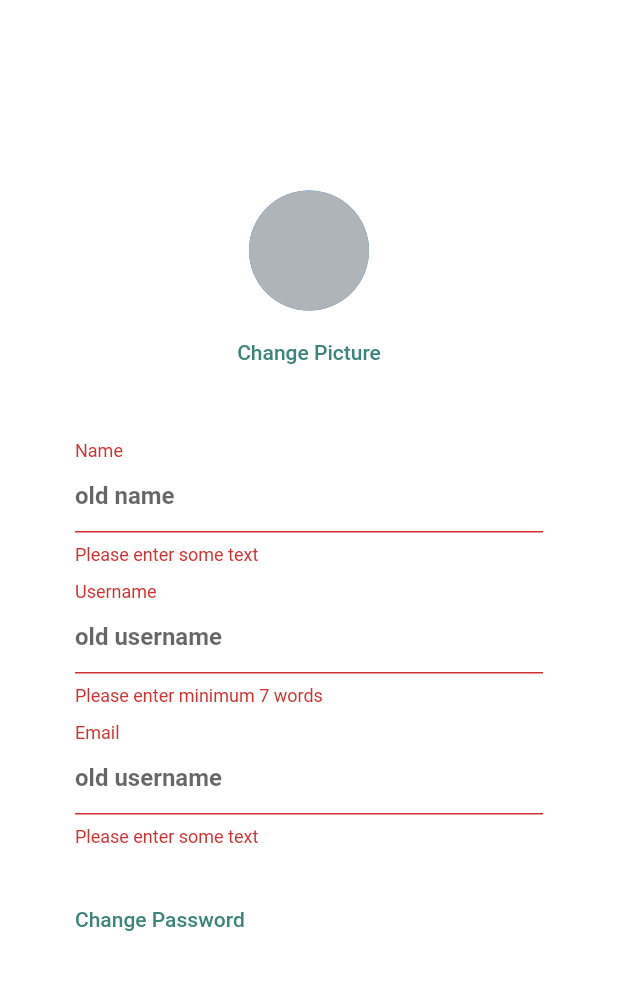
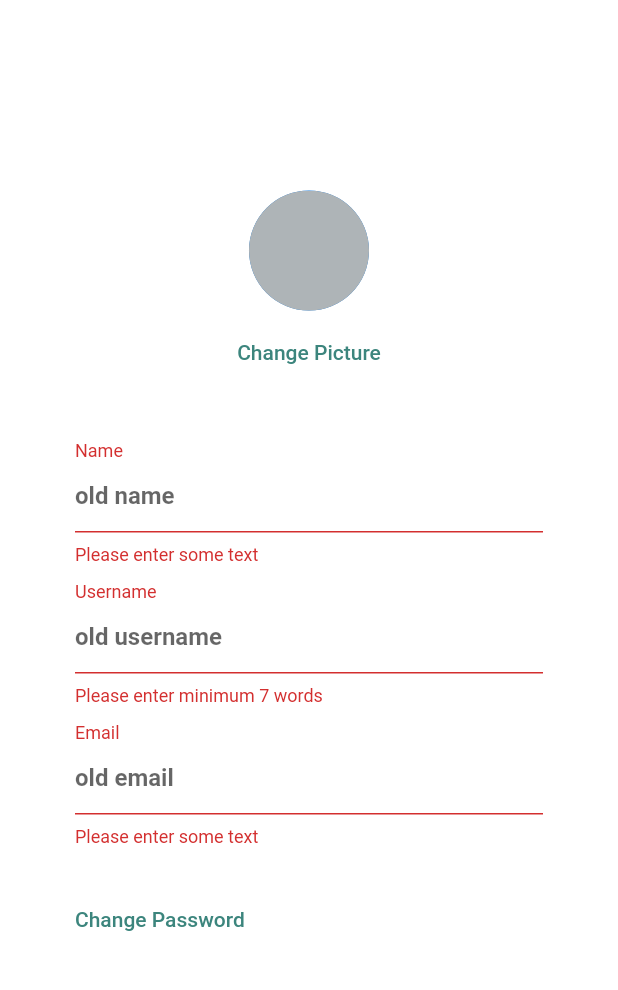
Before and after one commit to girvinjunod/Diorama-FE, a Flutter app: the screen it shows after launch, after a tap on "Done", on a phone screen of 412 x 824 dp, the part 84-1074 px from its top. Run offline on Flutter 3.47's test engine with Material 2 defaults, Android fonts, the phone set to English and light mode, and no system bars; our stand-ins replace email_validator.

```diff
--- a/lib/Utils/edit_profile_api.dart
+++ b/lib/Utils/edit_profile_api.dart
@@ -3,7 +3,7 @@ import 'package:http/http.dart' as http;
 
 class EditProfile {
 
-  Future<String> ChangePassRequest(userID, old_password, new_password) async {
+  static Future<String> ChangePassRequest(userID, old_password, new_password) async {
     var data = {
       "UserId": userID,
       "OldPassword": old_password,
@@ -23,7 +23,7 @@ class EditProfile {
     return "ERROR";
   }
 
-  Future<String?> ChangePPRequest(userID, var file) async {
+  static Future<String?> ChangePPRequest(userID, var file) async {
     var request = http.MultipartRequest(
         'POST', Uri.parse('http://127.0.0.1:3000/setUserPP'));
     request.headers["Content-Type"] = 'multipart/form-data';
@@ -42,7 +42,7 @@ class EditProfile {
     }
   }
 
-  Future<String> EditUserDetail(userID, Username, Name, Email) async {
+  static Future<String> EditUserDetail(userID, Username, Name, Email) async {
     var data = {
       "UserId": userID,
       "Username": Username,
--- a/lib/edit_profile.dart
+++ b/lib/edit_profile.dart
@@ -1,3 +1,4 @@
+import 'package:diorama_id/Utils/edit_profile_api.dart';
 import 'package:flutter/material.dart';
 import 'edit_password.dart';
 import 'package:http/http.dart';
@@ -11,24 +12,27 @@ class EditProfilePage extends StatefulWidget {
 }
 
 class EditProfilePageState extends State<EditProfilePage> {
-  // String data = "";
-  // Future<Null> _fetchDataUser() async {
-  //   String url = "http://127.0.0.1:3000/getUserByID/1";
-  //   final response = await get(url as Uri);
+  Future<Map<String, dynamic>> _fetchDataUser() async {
+    String url = "http://127.0.0.1:3000/getUserByID/1";
+    final response = await get(url as Uri);
 
-  //   data = response.body.toString();
-  // }
+    var res_body = json.decode(response.body) as Map<String, dynamic>;
+    return res_body;
+  }
+
+  late Future<Map<String, dynamic>> data;
 
   String? Uname = null;
   String? Name = null;
   String? Email = null;
+  int userID = 1;
+  String message = "";
 
   @override
   Widget build(BuildContext context) {
     // Build a Form widget using the _formKey created above.
     final GlobalKey<FormState> _formKey = GlobalKey<FormState>();
     TextEditingController msgController = TextEditingController();
-    //String msg = "aaaa";
 
     return Scaffold(
         backgroundColor: Color.fromARGB(255, 255, 255, 255),
@@ -53,8 +57,12 @@ class EditProfilePageState extends State<EditProfilePage> {
                 // save form
                 if (_formKey.currentState!.validate()) {
                   _formKey.currentState!.save();
-
-                  final message = "Profile Changed Successfully";
+                  var response = EditProfile.EditUserDetail(userID, Uname, Name, Email);
+                  if (response == "SUCCESS") {
+                    message = "Profile Changed Successfully";
+                  } else {
+                    message = "Error occurred. Cannot change your password.";
+                  }
                   final snackBar = SnackBar(
                     content: Text(
                       message,
@@ -131,7 +139,7 @@ class EditProfilePageState extends State<EditProfilePage> {
                     ),
                     TextFormField(
                       decoration: const InputDecoration(
-                          hintText: 'old username',
+                          hintText: 'old email',
                           hintStyle:
                               TextStyle(height: 2, fontWeight: FontWeight.bold),
                           labelText: 'Email',
```
Also changed, not shown: lib/edit_password.dart (+8 -1 lines).
